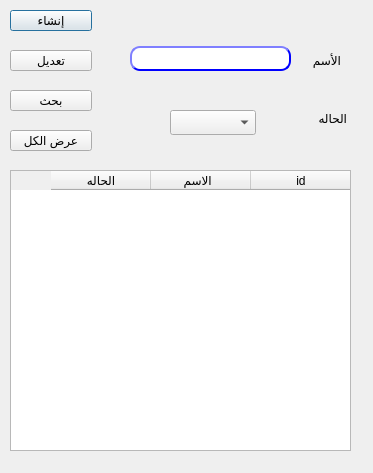
Before: the Qt Designer form presentation/master_data_ui/branch.ui in shymaa123456/HyperPOS2020, drawn with Qt 5.
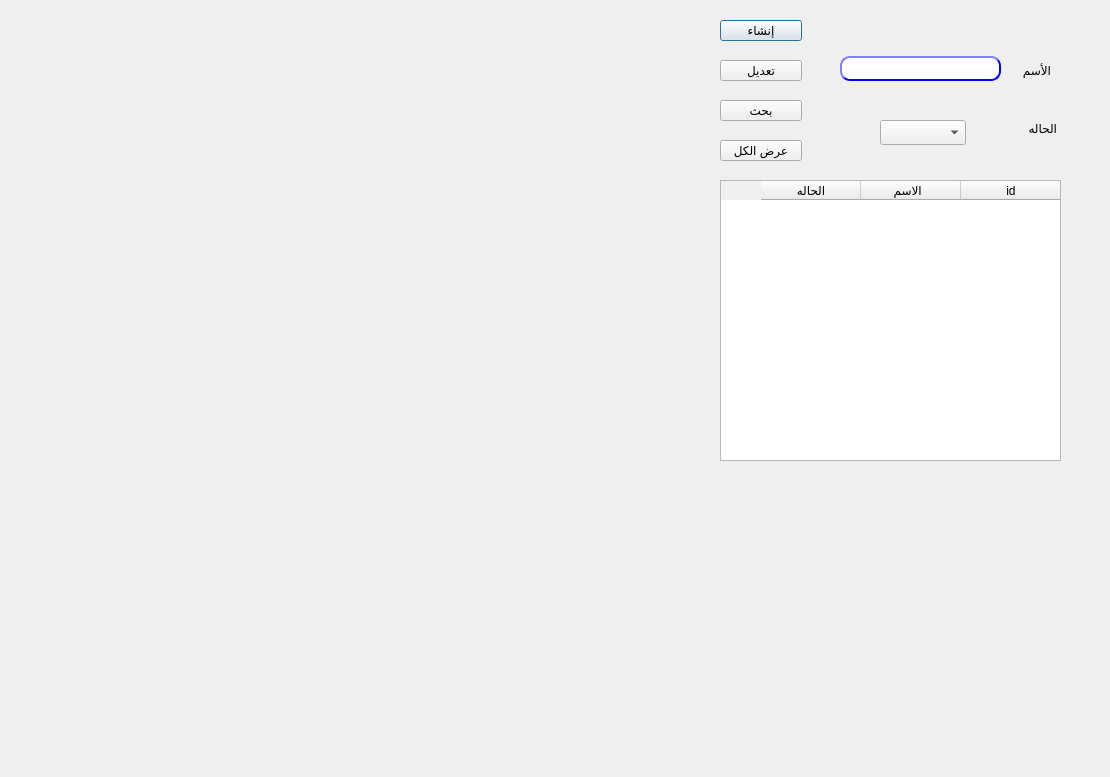
After: the same form once the commit is applied.

Patch:
```diff
--- a/presentation/master_data_ui/branch.ui
+++ b/presentation/master_data_ui/branch.ui
@@ -6,18 +6,30 @@
    <rect>
     <x>0</x>
     <y>0</y>
-    <width>373</width>
-    <height>473</height>
+    <width>1110</width>
+    <height>777</height>
    </rect>
   </property>
+  <property name="minimumSize">
+   <size>
+    <width>1110</width>
+    <height>777</height>
+   </size>
+  </property>
+  <property name="maximumSize">
+   <size>
+    <width>1110</width>
+    <height>777</height>
+   </size>
+  </property>
   <property name="windowTitle">
    <string>إنشاء محموعه عملاء</string>
   </property>
   <widget class="QLabel" name="desc">
    <property name="geometry">
     <rect>
-     <x>260</x>
-     <y>50</y>
+     <x>970</x>
+     <y>60</y>
      <width>81</width>
      <height>21</height>
     </rect>
@@ -29,8 +41,8 @@
   <widget class="QLabel" name="label_2">
    <property name="geometry">
     <rect>
-     <x>280</x>
-     <y>110</y>
+     <x>990</x>
+     <y>120</y>
      <width>67</width>
      <height>17</height>
     </rect>
@@ -42,8 +54,8 @@
   <widget class="QComboBox" name="CMB_status">
    <property name="geometry">
     <rect>
-     <x>170</x>
-     <y>110</y>
+     <x>880</x>
+     <y>120</y>
      <width>86</width>
      <height>25</height>
     </rect>
@@ -52,8 +64,8 @@
   <widget class="QLineEdit" name="LE_desc">
    <property name="geometry">
     <rect>
-     <x>130</x>
-     <y>46</y>
+     <x>840</x>
+     <y>56</y>
      <width>161</width>
      <height>25</height>
     </rect>
@@ -89,8 +101,8 @@
   <widget class="QTableWidget" name="Qtable">
    <property name="geometry">
     <rect>
-     <x>10</x>
-     <y>170</y>
+     <x>720</x>
+     <y>180</y>
      <width>341</width>
      <height>281</height>
     </rect>
@@ -120,8 +132,8 @@
    </property>
    <property name="geometry">
     <rect>
-     <x>100</x>
-     <y>20</y>
+     <x>810</x>
+     <y>30</y>
      <width>31</width>
      <height>16</height>
     </rect>
@@ -136,8 +148,8 @@
    </property>
    <property name="geometry">
     <rect>
-     <x>110</x>
-     <y>110</y>
+     <x>820</x>
+     <y>120</y>
      <width>31</width>
      <height>21</height>
     </rect>
@@ -149,8 +161,8 @@
   <widget class="QPushButton" name="BTN_create">
    <property name="geometry">
     <rect>
-     <x>10</x>
-     <y>10</y>
+     <x>720</x>
+     <y>20</y>
      <width>82</width>
      <height>21</height>
     </rect>
@@ -165,8 +177,8 @@
   <widget class="QPushButton" name="BTN_modify">
    <property name="geometry">
     <rect>
-     <x>10</x>
-     <y>50</y>
+     <x>720</x>
+     <y>60</y>
      <width>82</width>
      <height>21</height>
     </rect>
@@ -181,8 +193,8 @@
   <widget class="QPushButton" name="BTN_search">
    <property name="geometry">
     <rect>
-     <x>10</x>
-     <y>90</y>
+     <x>720</x>
+     <y>100</y>
      <width>82</width>
      <height>21</height>
     </rect>
@@ -197,8 +209,8 @@
   <widget class="QPushButton" name="BTN_search_all">
    <property name="geometry">
     <rect>
-     <x>10</x>
-     <y>130</y>
+     <x>720</x>
+     <y>140</y>
      <width>82</width>
      <height>21</height>
     </rect>
```
